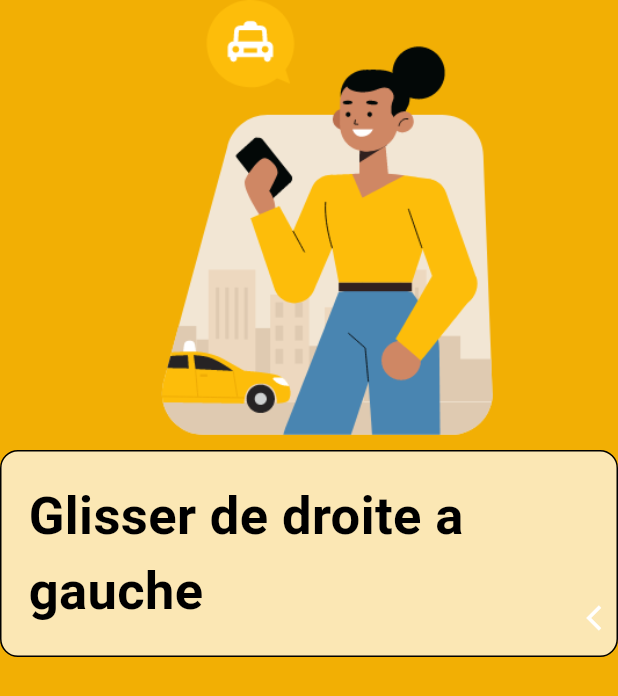
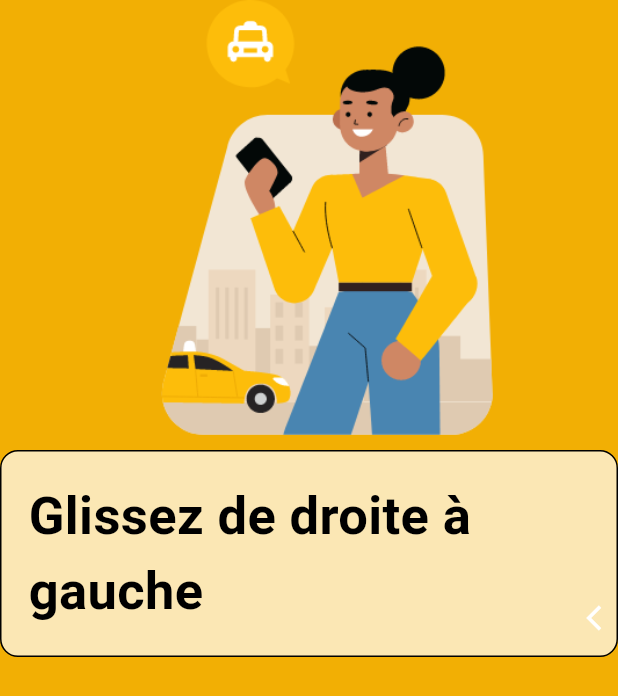
Before and after one commit to Idriss-rayan/familyquiz, a Flutter app: the Doc screen opened directly, on a phone screen of 412 x 824 dp. Shown: the top 696 px of the screen. Run offline on Flutter 3.47's test engine with Material 3 defaults, Android fonts, the phone set to English and light mode, and no system bars; drawn by our look-alikes of liquid_swipe; our stand-ins replace flutter_svg, get, websafe_svg.

Commit message:
correct word in good french

```diff
--- a/lib/documentation/doc.dart
+++ b/lib/documentation/doc.dart
@@ -22,14 +22,14 @@ class Doc extends StatelessWidget {
 
   List<Widget> _buildPages() => [
         _buildImagePage("assets/icons/test1.png", Color(0xFFF2AF04),
-            "Glisser de droite a gauche"),
-        _buildImagePage("assets/icons/test2.png", Color(0xFF04F177),
-            "commencons avec la documentation"),
-        _buildTextPage("assets/icons/Ahijo.png", Name.Ahmadou, "HAMADOU AHIJO",
+            "Glissez de droite à gauche"),
+        _buildImagePage(
+            "assets/icons/test2.png", Color(0xFF04F177), "Commençons"),
+        _buildTextPage("assets/icons/Ahijo.png", Name.Ahmadou, "HAMADOU AHIDJO",
             [Colors.white, Colors.grey]),
         _buildTextPage("assets/icons/biya.png", Name.Biya, "PAUL BIYA",
             [Colors.white, Colors.blue]),
-        _buildTextPage("assets/icons/ernest.png", Name.ernest, "ERNEST OUNDIE",
+        _buildTextPage("assets/icons/ernest.png", Name.ernest, "ERNEST OUANDIÉ",
             [Color(0xFFD29301), Color(0xFF685201)]),
         _buildTextPage("assets/icons/milla.png", Name.milla, "ROGER MILLA", [
           Color.fromARGB(255, 210, 248, 219),
@@ -45,15 +45,17 @@ class Doc extends StatelessWidget {
           Colors.white,
         ]),
         _buildTextPage(
-            "assets/icons/moumie.png", Name.moumie, "FELIX ROLAND MOUMIE", [
+            "assets/icons/moumie.png", Name.moumie, "FÉLIX-ROLAND MOUMIÉ", [
           Color.fromARGB(255, 52, 52, 51),
           Colors.white,
         ]),
-        _buildTextPage("assets/icons/um.png", Name.um, "ROBEN UN NYOBE", [
+        _buildTextPage("assets/icons/um.png", Name.um, "RUBEN UM NYOBÉ", [
           Color.fromARGB(255, 18, 92, 2),
           const Color.fromARGB(255, 154, 4, 4),
           const Color.fromARGB(255, 229, 244, 12),
         ]),
+        _buildImagePage("assets/icons/quiz.png",
+            Color.fromARGB(255, 4, 210, 242), "Jouer au quiz"),
       ];
 
   Widget _buildImagePage(String assetPath, Color bgColor, String str) {
```
Also changed, not shown: assets/icons/quiz.png (added).
